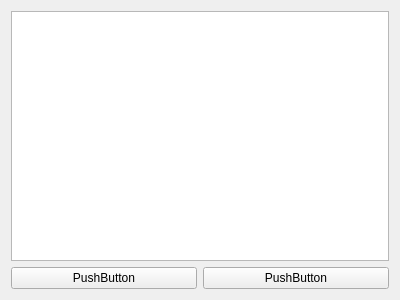
First picture: the form in documentview.ui, repository JoseCM/TraceabilityMatrix, before the edit.
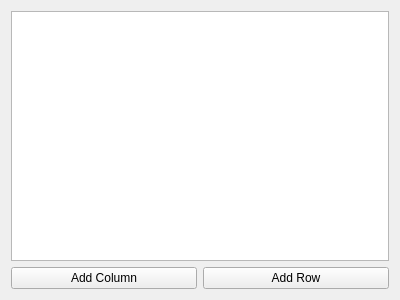
Second picture: the form after the edit.

Patch:
```diff
--- a/documentview.ui
+++ b/documentview.ui
@@ -22,14 +22,14 @@
      <item>
       <widget class="QPushButton" name="pushButton_2">
        <property name="text">
-        <string>PushButton</string>
+        <string>Add Column</string>
        </property>
       </widget>
      </item>
      <item>
       <widget class="QPushButton" name="pushButton">
        <property name="text">
-        <string>PushButton</string>
+        <string>Add Row</string>
        </property>
       </widget>
      </item>
```
Left out of the diff: 4 changed lines with no effect on the pictures.
